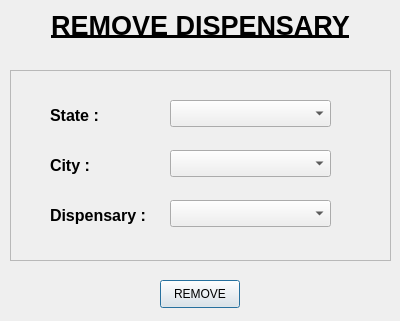
Qt form Layouts/Dialogs/superadmin/Dispensaries/removeDispensary.ui (bits-magnet/MDTouchs) before a commit.
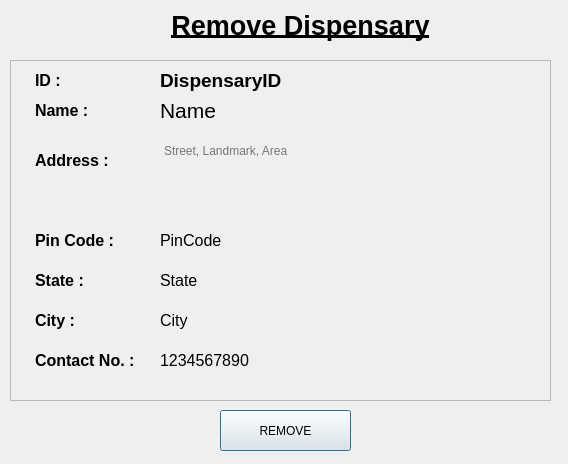
The same form after that commit.

Diff of the .ui file:
```diff
--- a/Layouts/Dialogs/superadmin/Dispensaries/removeDispensary.ui
+++ b/Layouts/Dialogs/superadmin/Dispensaries/removeDispensary.ui
@@ -6,8 +6,8 @@
    <rect>
     <x>0</x>
     <y>0</y>
-    <width>400</width>
-    <height>321</height>
+    <width>568</width>
+    <height>464</height>
    </rect>
   </property>
   <property name="windowTitle">
@@ -16,113 +16,252 @@
   <widget class="QLabel" name="title">
    <property name="geometry">
     <rect>
-     <x>10</x>
+     <x>140</x>
      <y>0</y>
-     <width>381</width>
+     <width>321</width>
      <height>51</height>
     </rect>
    </property>
    <property name="text">
-    <string>&lt;html&gt;&lt;head/&gt;&lt;body&gt;&lt;p align=&quot;center&quot;&gt;&lt;span style=&quot; font-size:20pt; font-weight:600; text-decoration: underline;&quot;&gt;REMOVE DISPENSARY&lt;/span&gt;&lt;/p&gt;&lt;/body&gt;&lt;/html&gt;</string>
+    <string>&lt;html&gt;&lt;head/&gt;&lt;body&gt;&lt;p align=&quot;center&quot;&gt;&lt;span style=&quot; font-size:20pt; font-weight:600; text-decoration: underline;&quot;&gt;Remove Dispensary&lt;/span&gt;&lt;/p&gt;&lt;/body&gt;&lt;/html&gt;</string>
+   </property>
+  </widget>
+  <widget class="QPushButton" name="addButton">
+   <property name="geometry">
+    <rect>
+     <x>220</x>
+     <y>410</y>
+     <width>131</width>
+     <height>41</height>
+    </rect>
+   </property>
+   <property name="text">
+    <string>REMOVE</string>
    </property>
   </widget>
   <widget class="QFrame" name="frame">
    <property name="geometry">
     <rect>
      <x>10</x>
-     <y>70</y>
-     <width>381</width>
-     <height>191</height>
+     <y>60</y>
+     <width>541</width>
+     <height>341</height>
     </rect>
    </property>
+   <property name="styleSheet">
+    <string notr="true"/>
+   </property>
    <property name="frameShape">
     <enum>QFrame::StyledPanel</enum>
    </property>
    <property name="frameShadow">
     <enum>QFrame::Raised</enum>
    </property>
-   <widget class="QComboBox" name="cityComboBox">
+   <widget class="QLabel" name="nameLabel">
     <property name="geometry">
      <rect>
-      <x>160</x>
-      <y>80</y>
-      <width>161</width>
-      <height>27</height>
-     </rect>
-    </property>
-   </widget>
-   <widget class="QComboBox" name="dispensaryComboBox">
-    <property name="geometry">
-     <rect>
-      <x>160</x>
-      <y>130</y>
-      <width>161</width>
-      <height>27</height>
-     </rect>
-    </property>
-   </widget>
-   <widget class="QComboBox" name="stateComboBox">
-    <property name="geometry">
-     <rect>
-      <x>160</x>
+      <x>25</x>
       <y>30</y>
-      <width>161</width>
-      <height>27</height>
+      <width>101</width>
+      <height>41</height>
      </rect>
     </property>
+    <property name="text">
+     <string>&lt;html&gt;&lt;head/&gt;&lt;body&gt;&lt;p&gt;&lt;span style=&quot; font-size:12pt; font-weight:600;&quot;&gt;Name :&lt;/span&gt;&lt;/p&gt;&lt;/body&gt;&lt;/html&gt;</string>
+    </property>
    </widget>
-   <widget class="QLabel" name="cityLabel">
+   <widget class="QLabel" name="addressLabel">
     <property name="geometry">
      <rect>
-      <x>40</x>
+      <x>25</x>
       <y>80</y>
-      <width>111</width>
-      <height>31</height>
+      <width>101</width>
+      <height>41</height>
      </rect>
     </property>
     <property name="text">
-     <string>&lt;html&gt;&lt;head/&gt;&lt;body&gt;&lt;p&gt;&lt;span style=&quot; font-size:12pt; font-weight:600;&quot;&gt;City : &lt;/span&gt;&lt;/p&gt;&lt;/body&gt;&lt;/html&gt;</string>
+     <string>&lt;html&gt;&lt;head/&gt;&lt;body&gt;&lt;p&gt;&lt;span style=&quot; font-size:12pt; font-weight:600;&quot;&gt;Address :&lt;/span&gt;&lt;/p&gt;&lt;/body&gt;&lt;/html&gt;</string>
     </property>
    </widget>
    <widget class="QLabel" name="dispensaryLabel">
     <property name="geometry">
      <rect>
-      <x>40</x>
-      <y>130</y>
-      <width>111</width>
-      <height>31</height>
+      <x>25</x>
+      <y>290</y>
+      <width>131</width>
+      <height>21</height>
      </rect>
     </property>
     <property name="text">
-     <string>&lt;html&gt;&lt;head/&gt;&lt;body&gt;&lt;p&gt;&lt;span style=&quot; font-size:12pt; font-weight:600;&quot;&gt;Dispensary :&lt;/span&gt;&lt;/p&gt;&lt;/body&gt;&lt;/html&gt;</string>
+     <string>&lt;html&gt;&lt;head/&gt;&lt;body&gt;&lt;p&gt;&lt;span style=&quot; font-size:12pt; font-weight:600;&quot;&gt;Contact No. :&lt;/span&gt;&lt;/p&gt;&lt;/body&gt;&lt;/html&gt;</string>
     </property>
    </widget>
    <widget class="QLabel" name="stateLabel">
     <property name="geometry">
      <rect>
-      <x>40</x>
+      <x>25</x>
+      <y>200</y>
+      <width>101</width>
+      <height>41</height>
+     </rect>
+    </property>
+    <property name="text">
+     <string>&lt;html&gt;&lt;head/&gt;&lt;body&gt;&lt;p&gt;&lt;span style=&quot; font-size:12pt; font-weight:600;&quot;&gt;State :&lt;/span&gt;&lt;/p&gt;&lt;/body&gt;&lt;/html&gt;</string>
+    </property>
+   </widget>
+   <widget class="QLabel" name="pinCodeLabel">
+    <property name="geometry">
+     <rect>
+      <x>25</x>
+      <y>160</y>
+      <width>101</width>
+      <height>41</height>
+     </rect>
+    </property>
+    <property name="text">
+     <string>&lt;html&gt;&lt;head/&gt;&lt;body&gt;&lt;p&gt;&lt;span style=&quot; font-size:12pt; font-weight:600;&quot;&gt;Pin Code :&lt;/span&gt;&lt;/p&gt;&lt;/body&gt;&lt;/html&gt;</string>
+    </property>
+   </widget>
+   <widget class="QLabel" name="cityLabel">
+    <property name="geometry">
+     <rect>
+      <x>25</x>
+      <y>240</y>
+      <width>101</width>
+      <height>41</height>
+     </rect>
+    </property>
+    <property name="text">
+     <string>&lt;html&gt;&lt;head/&gt;&lt;body&gt;&lt;p&gt;&lt;span style=&quot; font-size:12pt; font-weight:600;&quot;&gt;City :&lt;/span&gt;&lt;/p&gt;&lt;/body&gt;&lt;/html&gt;</string>
+    </property>
+   </widget>
+   <widget class="QTextBrowser" name="address">
+    <property name="geometry">
+     <rect>
+      <x>150</x>
+      <y>80</y>
+      <width>371</width>
+      <height>61</height>
+     </rect>
+    </property>
+    <property name="styleSheet">
+     <string notr="true">background-color:transparent;
+border:none;</string>
+    </property>
+    <property name="placeholderText">
+     <string>Street, Landmark, Area</string>
+    </property>
+   </widget>
+   <widget class="QLabel" name="pinCode">
+    <property name="geometry">
+     <rect>
+      <x>150</x>
+      <y>170</y>
+      <width>181</width>
+      <height>21</height>
+     </rect>
+    </property>
+    <property name="styleSheet">
+     <string notr="true">font-size:12pt;</string>
+    </property>
+    <property name="text">
+     <string>PinCode</string>
+    </property>
+   </widget>
+   <widget class="QLabel" name="state">
+    <property name="geometry">
+     <rect>
+      <x>150</x>
+      <y>210</y>
+      <width>181</width>
+      <height>21</height>
+     </rect>
+    </property>
+    <property name="styleSheet">
+     <string notr="true">font-size:12pt;</string>
+    </property>
+    <property name="text">
+     <string>State</string>
+    </property>
+   </widget>
+   <widget class="QLabel" name="city">
+    <property name="geometry">
+     <rect>
+      <x>150</x>
+      <y>250</y>
+      <width>181</width>
+      <height>21</height>
+     </rect>
+    </property>
+    <property name="styleSheet">
+     <string notr="true">font-size:12pt;</string>
+    </property>
+    <property name="text">
+     <string>City</string>
+    </property>
+   </widget>
+   <widget class="QLabel" name="contact">
+    <property name="geometry">
+     <rect>
+      <x>150</x>
+      <y>290</y>
+      <width>191</width>
+      <height>21</height>
+     </rect>
+    </property>
+    <property name="styleSheet">
+     <string notr="true">font-size:12pt;</string>
+    </property>
+    <property name="text">
+     <string>1234567890</string>
+    </property>
+   </widget>
+   <widget class="QLabel" name="name">
+    <property name="geometry">
+     <rect>
+      <x>150</x>
       <y>30</y>
-      <width>111</width>
-      <height>31</height>
+      <width>371</width>
+      <height>41</height>
      </rect>
     </property>
+    <property name="styleSheet">
+     <string notr="true">font-size:16pt;</string>
+    </property>
     <property name="text">
-     <string>&lt;html&gt;&lt;head/&gt;&lt;body&gt;&lt;p&gt;&lt;span style=&quot; font-size:12pt; font-weight:600;&quot;&gt;State : &lt;/span&gt;&lt;/p&gt;&lt;/body&gt;&lt;/html&gt;</string>
+     <string>Name</string>
     </property>
    </widget>
-  </widget>
-  <widget class="QPushButton" name="removeButton">
-   <property name="geometry">
-    <rect>
-     <x>160</x>
-     <y>280</y>
-     <width>80</width>
-     <height>28</height>
-    </rect>
-   </property>
-   <property name="text">
-    <string>REMOVE</string>
-   </property>
+   <widget class="QLabel" name="IDLabel">
+    <property name="geometry">
+     <rect>
+      <x>25</x>
+      <y>0</y>
+      <width>131</width>
+      <height>41</height>
+     </rect>
+    </property>
+    <property name="text">
+     <string>&lt;html&gt;&lt;head/&gt;&lt;body&gt;&lt;p&gt;&lt;span style=&quot; font-size:12pt; font-weight:600;&quot;&gt;ID :&lt;/span&gt;&lt;/p&gt;&lt;/body&gt;&lt;/html&gt;</string>
+    </property>
+   </widget>
+   <widget class="QLabel" name="dispensaryID">
+    <property name="geometry">
+     <rect>
+      <x>150</x>
+      <y>0</y>
+      <width>371</width>
+      <height>41</height>
+     </rect>
+    </property>
+    <property name="styleSheet">
+     <string notr="true">font-size:14pt;
+font-weight: bold;</string>
+    </property>
+    <property name="text">
+     <string>DispensaryID</string>
+    </property>
+   </widget>
   </widget>
  </widget>
  <resources/>
```
Left out of the diff: 6 changed lines with no effect on the pictures.
